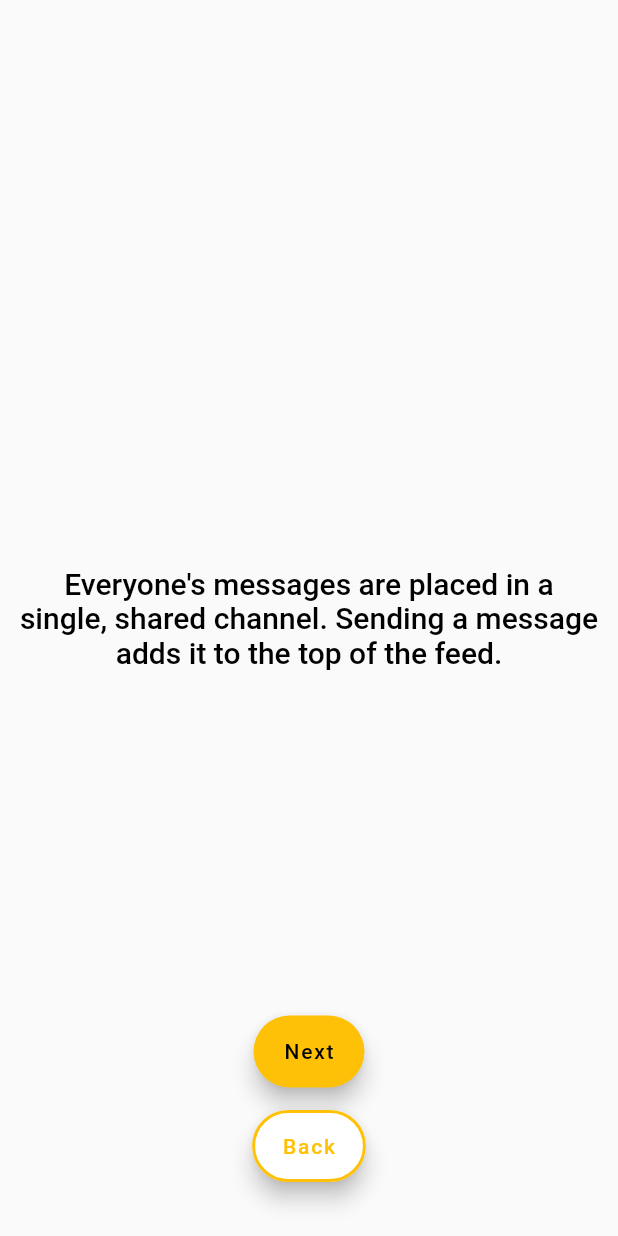
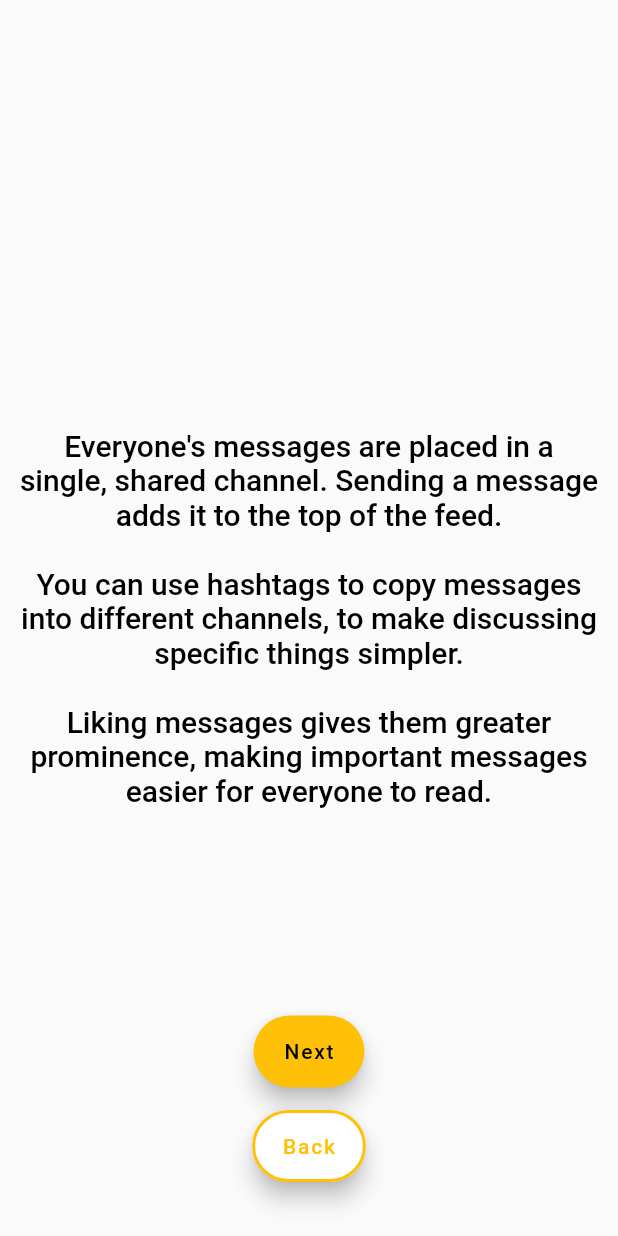
Before and after one commit to declan-davidson/flutter_scuttlebutt, a Flutter app: the screen it shows after launch, swiped to page 4, on a phone screen of 412 x 824 dp. Run offline on Flutter 3.47's test engine with Material 2 defaults, Android fonts, the phone set to English and light mode, and no system bars; our stand-ins replace page_transition, shared_preferences; missing offline and left inert: flutter_displaymode, flutter_muxrpc, flutter_sodium, scuttlebutt_feed, time_elapsed.

Commit message:
Added drawer tap-away gesture and condensed tutorial steps

```diff
--- a/lib/tutorial.dart
+++ b/lib/tutorial.dart
@@ -68,10 +68,8 @@ class _TutorialState extends State<Tutorial>{
       createTutorialPage("The strength of public expression is powerful, and is amplified by unity. \n\nGatherings, marches and protests have brought down oppresive governments, improved racial equality and harkened the dawn of modern worker's rights."),
       createTutorialPage("The most effective change comes when many act as one. Communication is key, and it's importance makes it a valuable target for opponents.\n\nMost apps use the internet to work, and so they're all vulnerable to disruption and blocking."),
       createTutorialPage("Gather is different. It's decentralised, so all your messages stay in the protest and not in the world wide web. Automatic encryption means nobody can intercept what you send and receive.\n\nAll you need to do is join a gathering, and you're able to communicate with security and safety in mind."),
-      createTutorialPage("Everyone's messages are placed in a single, shared channel. Sending a message adds it to the top of the feed."),
-      createTutorialPage("You can use hashtags to copy messages into different channels, to make discussing specific things simpler."),
-      createTutorialPage("Liking messages gives them greater prominence, making important messages easier for everyone to read."),
-      createTutorialPage("Your identity on Gather is transient.\n\nYou don't need to give any personal information, and you can change it at any time.")
+      createTutorialPage("Everyone's messages are placed in a single, shared channel. Sending a message adds it to the top of the feed.\n\nYou can use hashtags to copy messages into different channels, to make discussing specific things simpler.\n\nLiking messages gives them greater prominence, making important messages easier for everyone to read."),
+      createTutorialPage("Your identity on Gather is transient.\n\nYou don't need to provide any personal information, and you can change it at any time.")
     ];
   }
 
@@ -110,7 +108,7 @@ class _TutorialState extends State<Tutorial>{
     if(currentPage % 1 == 0){
       controller.nextPage(duration: Duration(milliseconds: 500), curve: Curves.ease);
 
-      if(currentPage == 5)
+      if(currentPage == 3)
         buttonProps = { "label": Text("Create identity"), "color": Colors.green, "onPressed": createIdentity };
         setState(() {});
     }
@@ -139,7 +137,7 @@ class _TutorialState extends State<Tutorial>{
     double currentPage = controller.page!;
 
     if(currentPage >= 1) controller.previousPage(duration: Duration(milliseconds: 500), curve: Curves.ease);
-    if(currentPage <= 6){
+    if(currentPage <= 4){
       buttonProps = { "label": Text("Next"), "color": Colors.amber, "onPressed": nextPage };
       setState(() {});
     }
--- a/pubspec.yaml
+++ b/pubspec.yaml
@@ -54,6 +54,7 @@ dependencies:
       url: https://github.com/declan-davidson/flutter_muxrpc
       ref: evaluation
   page_transition: ^2.0.5
+  auto_size_text: ^3.0.0
     # path: C:\Users\Declan\Documents\University\Project\Flutter MuxRPC\flutter_muxrpc
 
 dev_dependencies:
```
Also changed, not shown: lib/home_page.dart (+8 -0 lines), pubspec.lock.
